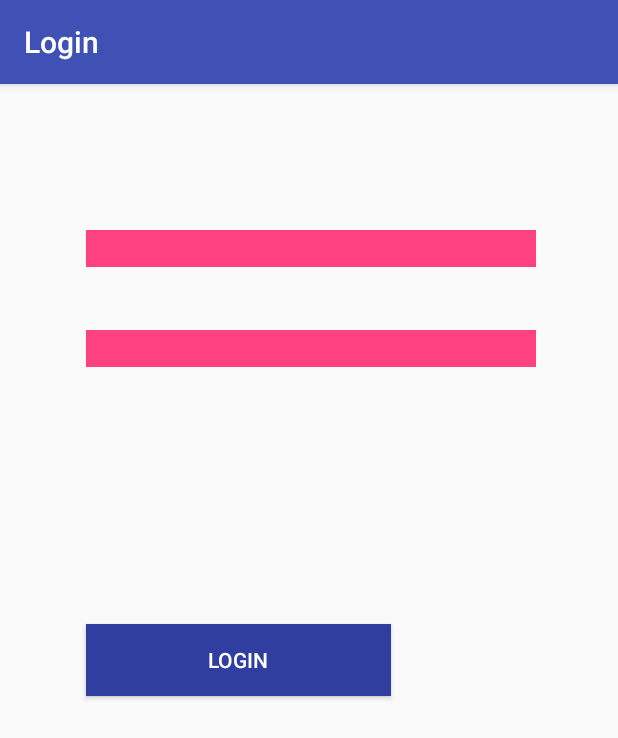
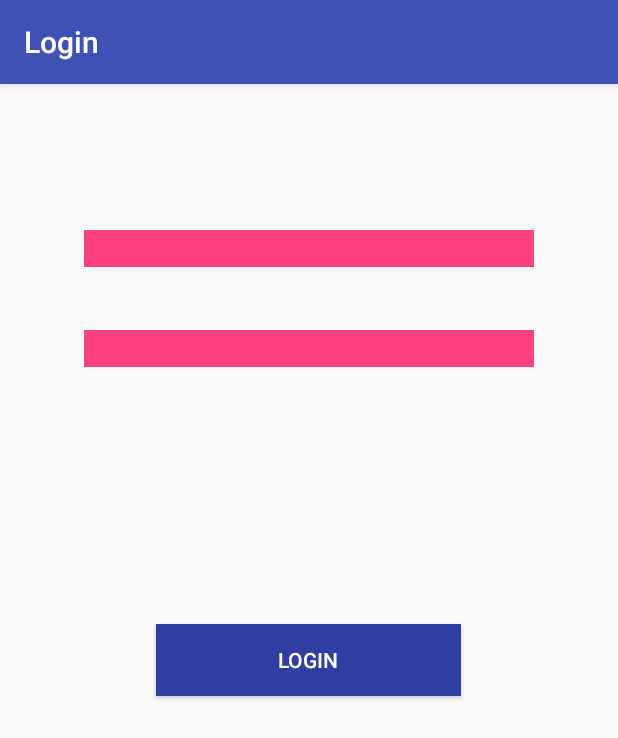
Before and after one commit to akashghanate/Campus-Notification, an Android app: the screen it shows after launch (MainActivity), on a phone screen of 412 x 824 dp. Shown: the top 738 px of the screen. Run offline under Robolectric (Android 15) with nearby library versions, the phone set to English and light mode, and no system bars.

Commit message:
Changes in the XML File layout

```diff
--- a/app/src/main/res/layout/activity_main.xml
+++ b/app/src/main/res/layout/activity_main.xml
@@ -8,33 +8,31 @@
         android:id="@+id/etUsername"
         android:layout_width="300dp"
         android:layout_height="wrap_content"
-        android:layout_alignParentLeft="true"
         android:layout_alignParentTop="true"
-        android:layout_marginLeft="57dp"
+        android:layout_centerHorizontal="true"
         android:layout_marginTop="97dp"
+        android:background="@color/colorAccent"
         android:ems="10"
-        android:background="@color/colorAccent"
         android:inputType="textPersonName" />
 
     <EditText
         android:id="@+id/etPassword"
         android:layout_width="300dp"
         android:layout_height="wrap_content"
-        android:layout_alignLeft="@+id/etUsername"
         android:layout_alignParentTop="true"
+        android:layout_centerHorizontal="true"
         android:layout_marginTop="164dp"
+        android:background="@color/colorAccent"
         android:ems="10"
-        android:background="@color/colorAccent"
         android:inputType="textPassword" />
 
     <Button
         android:id="@+id/btnlogin"
         android:layout_width="203dp"
         android:layout_height="wrap_content"
-        android:layout_alignLeft="@+id/etUsername"
-        android:layout_centerVertical="true"
+        android:layout_centerInParent="true"
         android:background="@color/colorPrimaryDark"
+        android:onClick="onlogin"
         android:text="Login"
-        android:textColor="#ffffff"
-        android:onClick="onlogin"/>
+        android:textColor="#ffffff" />
 </RelativeLayout>
```
